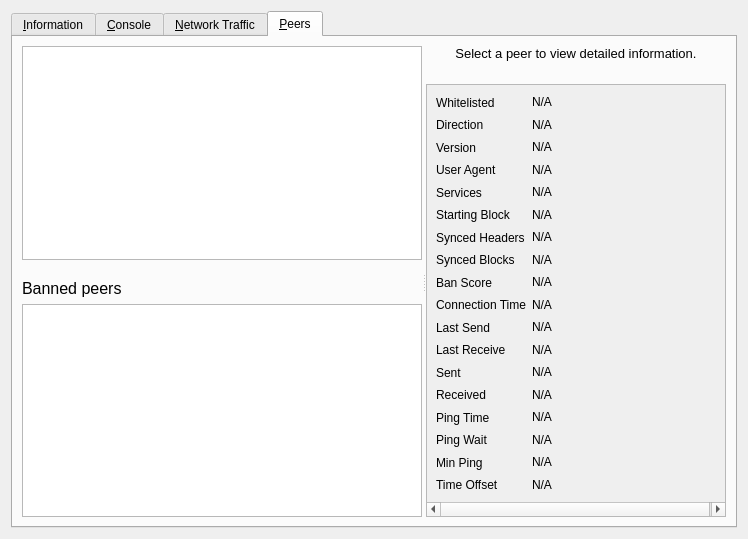
Before: the Qt Designer form src/qt/forms/debugwindow.ui in shaileshnift/UIDD, drawn with Qt 5.
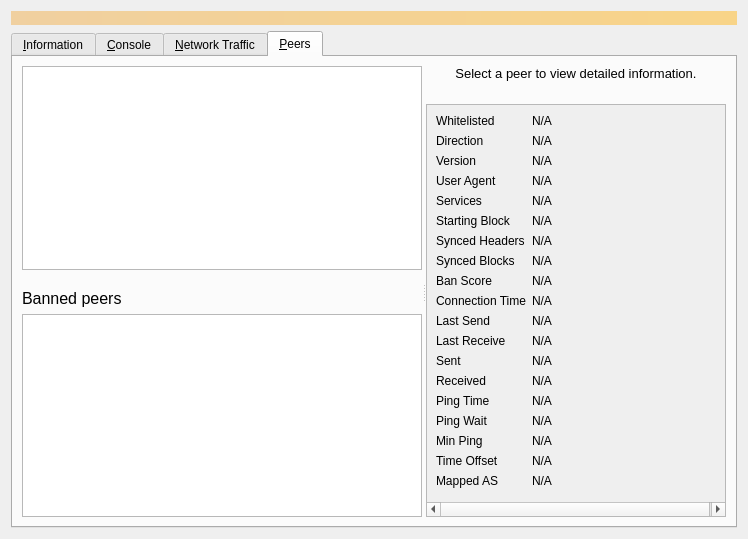
After: the same form once the commit is applied. The open tabs and pages were chosen to show the change. Icons and pictures are not drawn. Custom widgets are drawn as their Qt base class.

Diff of the .ui file:
```diff
--- a/src/qt/forms/debugwindow.ui
+++ b/src/qt/forms/debugwindow.ui
@@ -14,6 +14,25 @@
    <string>Debug window</string>
   </property>
   <layout class="QVBoxLayout" name="verticalLayout_2">
+   <item>
+    <widget class="QLabel" name="label_alerts">
+     <property name="visible">
+      <bool>false</bool>
+     </property>
+     <property name="styleSheet">
+      <string notr="true">QLabel { background-color: qlineargradient(x1: 0, y1: 0, x2: 1, y2: 0, stop:0 #F0D0A0, stop:1 #F8D488); color:#000000; }</string>
+     </property>
+     <property name="wordWrap">
+      <bool>true</bool>
+     </property>
+     <property name="margin">
+      <number>3</number>
+     </property>
+     <property name="textInteractionFlags">
+      <set>Qt::TextSelectableByMouse</set>
+     </property>
+    </widget>
+   </item>
    <item>
     <widget class="QTabWidget" name="tabWidget">
      <property name="currentIndex">
@@ -1054,9 +1073,9 @@
               <property name="geometry">
                <rect>
                 <x>0</x>
-                <y>-26</y>
+                <y>0</y>
                 <width>300</width>
-                <height>426</height>
+                <height>432</height>
                </rect>
               </property>
               <property name="minimumSize">
@@ -1483,6 +1502,45 @@
                  </property>
                 </widget>
                </item>
+               <item row="18" column="0">
+                <widget class="QLabel" name="peerMappedASLabel">
+                 <property name="toolTip">
+                  <string>The mapped Autonomous System used for diversifying peer selection.</string>
+                 </property>
+                 <property name="text">
+                  <string>Mapped AS</string>
+                 </property>
+                </widget>
+               </item>
+               <item row="18" column="1">
+                <widget class="QLabel" name="peerMappedAS">
+                 <property name="cursor">
+                  <cursorShape>IBeamCursor</cursorShape>
+                 </property>
+                 <property name="text">
+                  <string>N/A</string>
+                 </property>
+                 <property name="textFormat">
+                  <enum>Qt::PlainText</enum>
+                 </property>
+                 <property name="textInteractionFlags">
+                  <set>Qt::LinksAccessibleByMouse|Qt::TextSelectableByKeyboard|Qt::TextSelectableByMouse</set>
+                 </property>
+                </widget>
+               </item>
+               <item row="19" column="0">
+                <spacer name="verticalSpacer_3">
+                 <property name="orientation">
+                  <enum>Qt::Vertical</enum>
+                 </property>
+                 <property name="sizeHint" stdset="0">
+                  <size>
+                   <width>20</width>
+                   <height>40</height>
+                  </size>
+                 </property>
+                </spacer>
+               </item>
               </layout>
              </widget>
             </widget>
```
Left out of the diff: 19 changed lines with no effect on the pictures.
